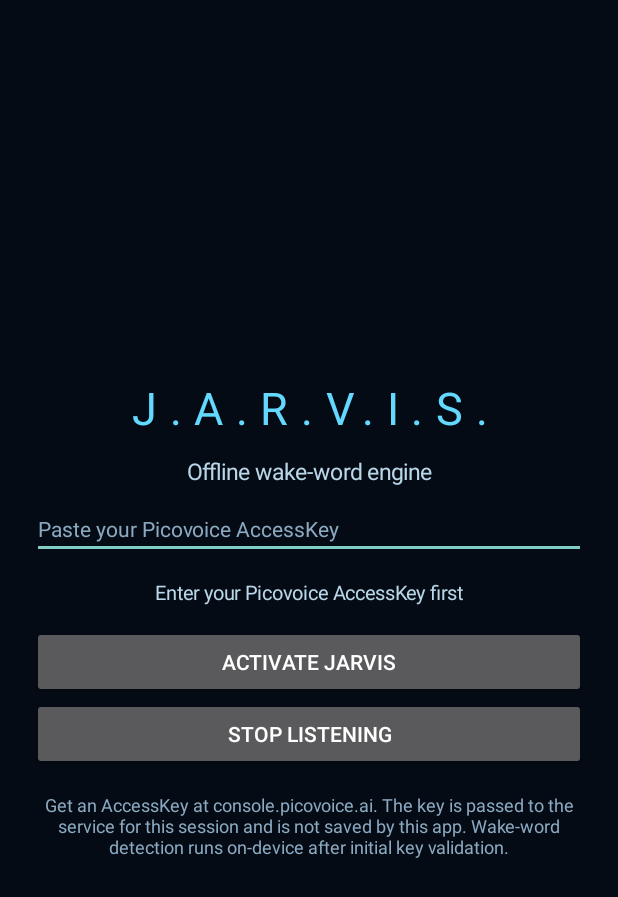
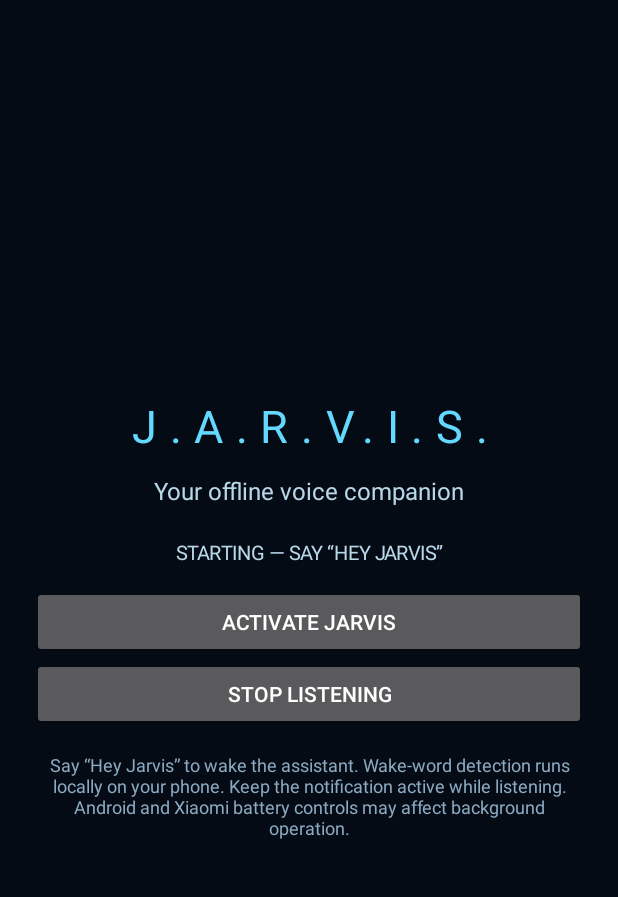
Before and after one commit to blaugranagabi-bit/jarvis-companion, an Android app: the screen it shows after launch (MainActivity), after a tap on "ACTIVATE JARVIS", on a phone screen of 412 x 824 dp. Shown: the top 897 px of the screen. Run offline under Robolectric (Android 15) with nearby library versions, the phone set to English and light mode, and no system bars.

Commit message:
Remove Picovoice key setup from JARVIS home screen

```diff
--- a/android-app/app/src/main/java/com/ragnar/jarvis/MainActivity.kt
+++ b/android-app/app/src/main/java/com/ragnar/jarvis/MainActivity.kt
@@ -8,14 +8,11 @@ import android.os.Build
 import android.os.Bundle
 import android.view.Gravity
 import android.widget.Button
-import android.widget.EditText
 import android.widget.LinearLayout
 import android.widget.TextView
 
 class MainActivity : Activity() {
     private lateinit var status: TextView
-    private lateinit var accessKey: EditText
-    private var pendingKey = ""
 
     override fun onCreate(savedInstanceState: Bundle?) {
         super.onCreate(savedInstanceState)
@@ -33,21 +30,14 @@ class MainActivity : Activity() {
             gravity = Gravity.CENTER
         }
         val intro = TextView(this).apply {
-            text = "Offline wake-word engine"
-            textSize = 15f
+            text = "Your offline voice companion"
+            textSize = 16f
             setTextColor(0xFFB8D7E8.toInt())
             gravity = Gravity.CENTER
             setPadding(0, 18, 0, 12)
         }
-        accessKey = EditText(this).apply {
-            hint = "Paste your Picovoice AccessKey"
-            setSingleLine(true)
-            textSize = 14f
-            setTextColor(0xFFFFFFFF.toInt())
-            setHintTextColor(0xFF8BA9C1.toInt())
-        }
         status = TextView(this).apply {
-            text = "READY — ACCESS KEY REQUIRED"
+            text = "READY — NO ACCOUNT OR ACCESS KEY REQUIRED"
             textSize = 13f
             setTextColor(0xFFB8D7E8.toInt())
             gravity = Gravity.CENTER
@@ -55,12 +45,7 @@ class MainActivity : Activity() {
         }
         val start = Button(this).apply {
             text = "ACTIVATE JARVIS"
-            setOnClickListener {
-                pendingKey = accessKey.text.toString().trim()
-                if (pendingKey.isBlank()) {
-                    status.text = "Enter your Picovoice AccessKey first"
-                } else requestAndStart()
-            }
+            setOnClickListener { requestAndStart() }
         }
         val stop = Button(this).apply {
             text = "STOP LISTENING"
@@ -70,7 +55,7 @@ class MainActivity : Activity() {
             }
         }
         val help = TextView(this).apply {
-            text = "Get an AccessKey at console.picovoice.ai. The key is passed to the service for this session and is not saved by this app. Wake-word detection runs on-device after initial key validation."
+            text = "Say “Hey Jarvis” to wake the assistant. Wake-word detection runs locally on your phone. Keep the notification active while listening. Android and Xiaomi battery controls may affect background operation."
             textSize = 12f
             setTextColor(0xFF8BA9C1.toInt())
             gravity = Gravity.CENTER
@@ -78,7 +63,6 @@ class MainActivity : Activity() {
         }
         root.addView(title)
         root.addView(intro)
-        root.addView(accessKey)
         root.addView(status)
         root.addView(start)
         root.addView(stop)
@@ -95,9 +79,8 @@ class MainActivity : Activity() {
 
     private fun startWakeService() {
         val intent = Intent(this, WakeWordService::class.java)
-            .putExtra(WakeWordService.EXTRA_ACCESS_KEY, pendingKey)
         if (Build.VERSION.SDK_INT >= Build.VERSION_CODES.O) startForegroundService(intent) else startService(intent)
-        status.text = "STARTING OFFLINE JARVIS DETECTION…"
+        status.text = "STARTING — SAY “HEY JARVIS”"
     }
 
     override fun onRequestPermissionsResult(
```
